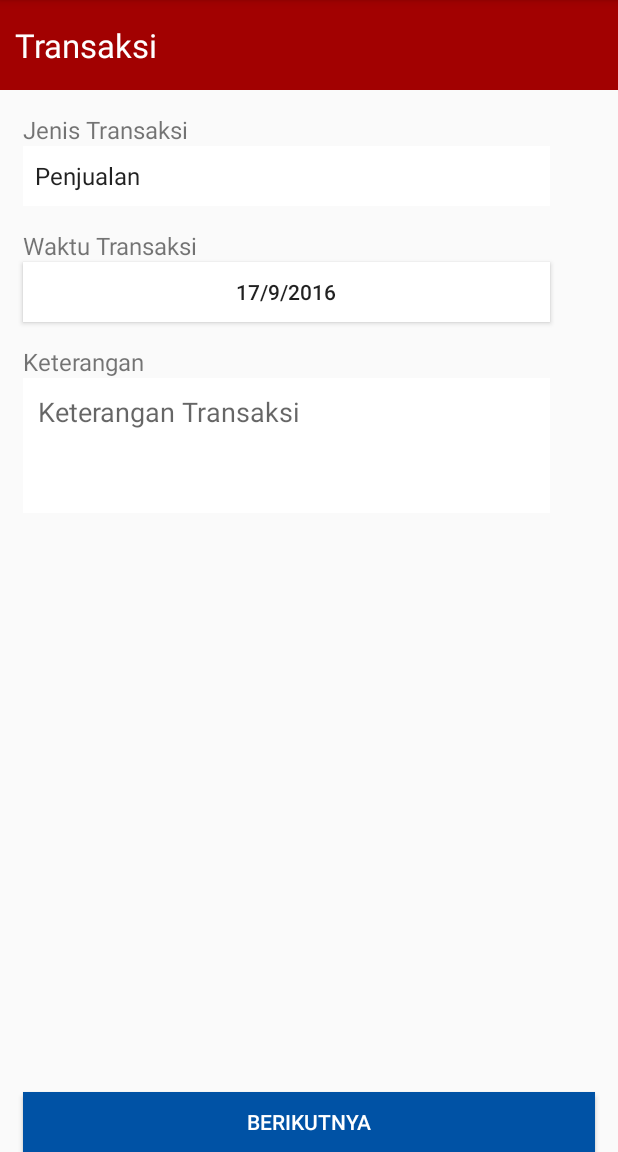
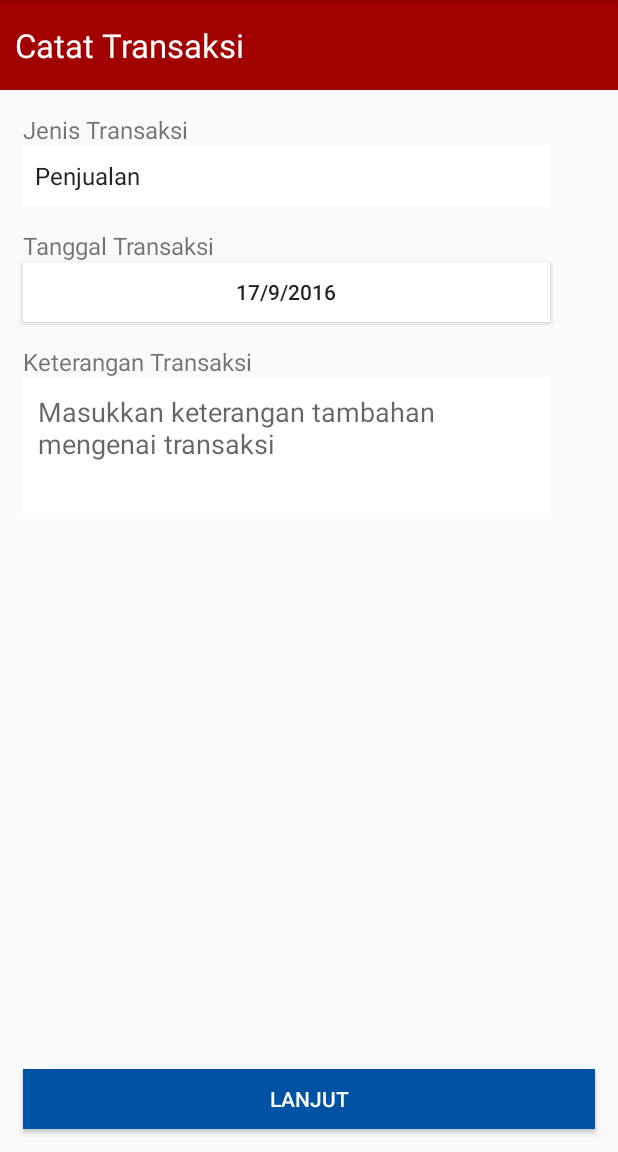
Before and after one commit to fauzannaufan/Neraca, an Android app: the JenisTransaksiActivity screen opened directly, with no data from a screen before it, on a phone screen of 412 x 824 dp, the part 84-1236 px from its top. Run offline under Robolectric (Android 15) with nearby library versions, the phone set to English and light mode, and no system bars.

Commit message:
Layout Catat Transaksi

```diff
--- a/app/src/main/res/layout/jenis_transaksi.xml
+++ b/app/src/main/res/layout/jenis_transaksi.xml
@@ -8,28 +8,21 @@
         android:layout_width="match_parent"
         android:layout_height="60dp"
         android:textAppearance="?android:attr/textAppearanceLarge"
-        android:text="Transaksi"
+        android:text="Catat Transaksi"
         android:id="@+id/transaksiLabel"
         android:background="#a20101"
         android:textColor="#ffffff"
-        android:textSize="22dp"
+        android:textSize="22sp"
         android:gravity="center_vertical"
         android:paddingLeft="10dp"
         android:layout_alignParentTop="true"
         android:layout_alignParentLeft="true"
         android:layout_alignParentStart="false" />
 
-    <ScrollView
-        android:layout_width="fill_parent"
-        android:layout_height="wrap_content"
-        android:id="@+id/scrollView3"
-        android:layout_alignParentLeft="false"
-        android:layout_below="@+id/transaksiLabel"
-        android:layout_above="@+id/nextButton" >
-
     <RelativeLayout
         android:layout_width="match_parent"
-            android:layout_height="match_parent">
+        android:layout_height="wrap_content"
+        android:layout_below="@+id/transaksiLabel">
 
         <TextView
             android:layout_width="wrap_content"
@@ -40,7 +33,7 @@
             android:layout_marginTop="15dp"
             android:layout_marginLeft="15dp"
             android:layout_alignParentLeft="true"
-                android:textSize="16dp" />
+            android:textSize="16sp" />
 
         <Spinner
             android:layout_width="match_parent"
@@ -57,18 +50,17 @@
             android:layout_width="wrap_content"
             android:layout_height="wrap_content"
             android:textAppearance="?android:attr/textAppearanceSmall"
-                android:text="Waktu Transaksi"
+            android:text="Tanggal Transaksi"
             android:id="@+id/waktuTransaksiLabel"
             android:layout_marginTop="15dp"
             android:layout_marginLeft="15dp"
             android:layout_alignParentLeft="true"
-                android:textSize="16dp"
+            android:textSize="16sp"
             android:layout_below="@+id/jenisTransaksiSpinner" />
 
         <Button
             android:layout_width="match_parent"
             android:layout_height="40dp"
-                android:text="Hari Ini"
             android:id="@+id/waktuTransaksiButton"
             android:layout_marginLeft="15dp"
             android:layout_below="@+id/waktuTransaksiLabel"
@@ -79,12 +71,12 @@
             android:layout_width="wrap_content"
             android:layout_height="wrap_content"
             android:textAppearance="?android:attr/textAppearanceSmall"
-                android:text="Keterangan"
+            android:text="Keterangan Transaksi"
             android:id="@+id/keteranganTransaksiLabel"
             android:layout_marginTop="15dp"
             android:layout_marginLeft="15dp"
             android:layout_alignParentLeft="true"
-                android:textSize="16dp"
+            android:textSize="16sp"
             android:layout_below="@+id/waktuTransaksiButton" />
 
         <EditText
@@ -96,7 +88,7 @@
             android:layout_below="@+id/keteranganTransaksiLabel"
             android:layout_marginLeft="15dp"
             android:layout_marginRight="45dp"
-                android:hint="Keterangan Transaksi"
+            android:hint="Masukkan keterangan tambahan mengenai transaksi"
             android:textAlignment="gravity"
             android:gravity="top"
             android:background="#ffffff"
@@ -104,19 +96,19 @@
 
 
     </RelativeLayout>
-    </ScrollView>
 
     <Button
         android:layout_width="fill_parent"
         android:layout_height="40dp"
         android:id="@+id/nextButton"
         android:onClick="goToObjekTransaksi"
-        android:text="Berikutnya"
+        android:text="Lanjut"
         android:background="#0052a5"
         android:textColor="#ffffff"
         android:layout_marginLeft="15dp"
         android:layout_marginRight="15dp"
         android:layout_alignParentBottom="true"
-        android:layout_centerHorizontal="true" />
+        android:layout_centerHorizontal="true"
+        android:layout_marginBottom="15dp" />
 
 </RelativeLayout>
```
Also changed, not shown: app/src/main/res/layout/objek_penjualan.xml (+13 -8 lines). Lines whose indentation alone changed are shown as unchanged.
